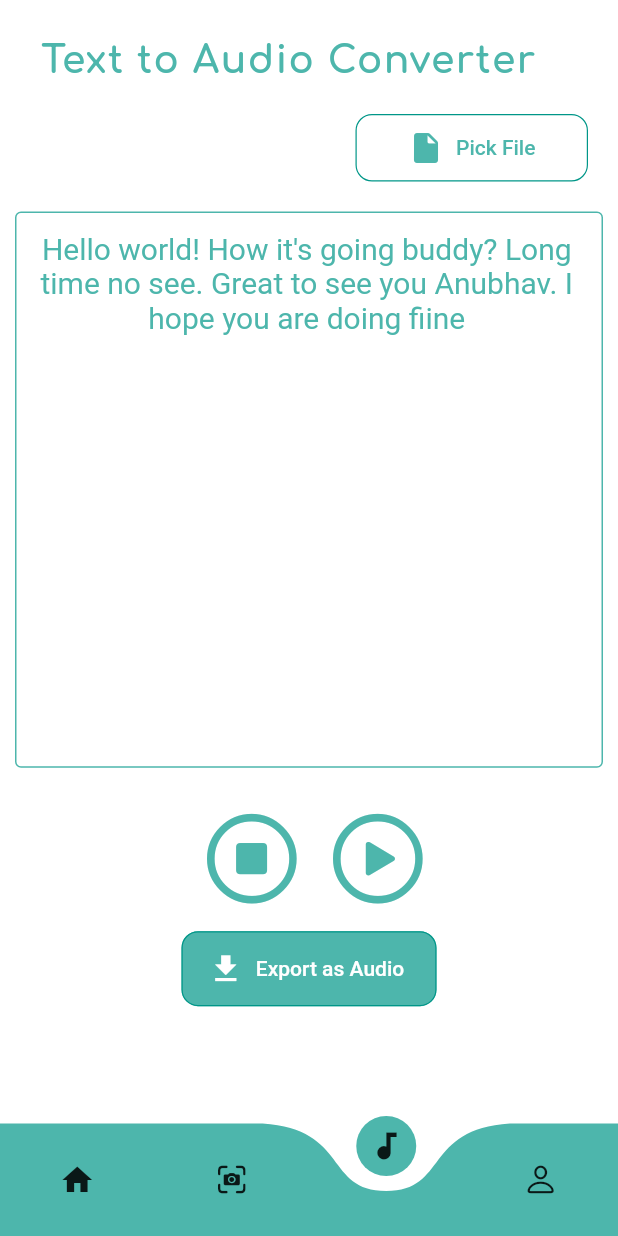
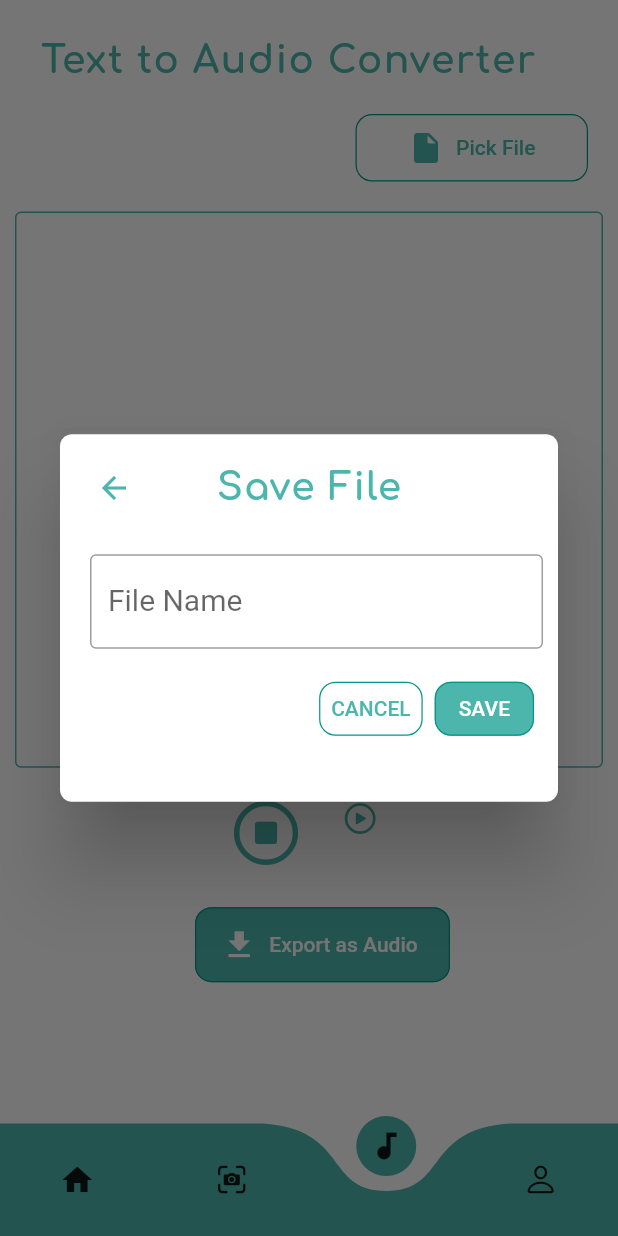
Before and after one commit to Anubhav-byte/AthenaFlutter, a Flutter app: the screen it shows after launch, item 3 of the bottom bar chosen, after a tap on "Export as Audio", on a phone screen of 412 x 824 dp. Run offline on Flutter 3.47's test engine with Material 2 defaults, Android fonts, the phone set to English and light mode, and no system bars; drawn by our look-alikes of curved_navigation_bar; our stand-ins replace file_picker, google_fonts, image_picker, open_file, sqflite, toast and 1 more; missing offline and left inert: google_ml_vision, splash_screen_view; accounts and stored records are empty.

Commit message:
Added Text to Audio Conversion Feature

```diff
--- a/lib/pages/textDisplay.dart
+++ b/lib/pages/textDisplay.dart
@@ -38,7 +38,7 @@ class _TextDisplayState extends State<TextDisplay> {
         IconButton(icon: Icon(Icons.save), onPressed: (){
           showDialog(context: context,
               builder: (context){
-                return DialogBox().dialogBox(context,data);
+                return DialogBox().dialogBox(context,data,0);
               }
           );
 
--- a/lib/pages/texttospeech.dart
+++ b/lib/pages/texttospeech.dart
@@ -2,6 +2,7 @@ import 'dart:io';
 
 import 'package:athena/business_logic/audioConverter.dart';
 import 'package:athena/file_handler/filePicker.dart';
+import 'package:athena/shared/fileSaveDialog.dart';
 import 'package:athena/size_config.dart';
 import 'package:flutter/cupertino.dart';
 import 'package:flutter/material.dart';
@@ -19,12 +20,11 @@ class _TextToSpeechState extends State<TextToSpeech> {
   Widget build(BuildContext context) {
     SizeConfig().init(context);
     fileTextController = TextEditingController();
-    fileTextController.text= "Hello world! How it's going buddy? Long time no see. Great to see you Anubhav. I hope you are doing fiine ";
+    //fileTextController.text= "Hello world! How it's going buddy? Long time no see. Great to see you Anubhav. I hope you are doing fiine ";
 
     return Container(
       color: Colors.transparent,
-      height: SizeConfig.screenHeight,
-      width: SizeConfig.screenWidth,
+      width: SizeConfig.blockSizeHorizontal*100,
       child: Scaffold(
         resizeToAvoidBottomInset: true,
         backgroundColor: Colors.white,
@@ -63,7 +63,7 @@ class _TextToSpeechState extends State<TextToSpeech> {
             _textField(),
             SizedBox(height: 10,),
             _mediaButtons(),
-            SizedBox(height: 25,),
+            SizedBox(height: 35,),
             _getAudioButton()
           ]
 
@@ -77,9 +77,8 @@ class _TextToSpeechState extends State<TextToSpeech> {
     if(file!=null){
       print(file.path);
       var data = await file.readAsString();
-      setState(() {
+      print('$data');
       fileTextController.text = data;
-      });
     }
     else{
       print('wrong');
@@ -128,7 +127,7 @@ class _TextToSpeechState extends State<TextToSpeech> {
       child: SingleChildScrollView(
 
         child: TextField(
-          textAlign: TextAlign.center,
+          textAlign: TextAlign.justify,
           controller: fileTextController,
           maxLines: 400,
           cursorColor: Colors.teal[300],
@@ -138,38 +137,49 @@ class _TextToSpeechState extends State<TextToSpeech> {
   }
 
   _mediaButtons() {
-    return ButtonBar(
-      alignment: MainAxisAlignment.center,
+    return Row(
+      mainAxisAlignment: MainAxisAlignment.center,
 
       children: [
-        Padding(
-          padding: const EdgeInsets.only(bottom: 10),
-          child: IconButton(icon: Icon(CupertinoIcons.stop_circle, color: Colors.teal[300],size: 70,), onPressed: (){}),
+        IconButton(
+            icon: Icon(CupertinoIcons.stop_circle, color: Colors.teal[300],size: 50,),
+            onPressed: (){
+              AudioConverter audioConverter = AudioConverter();
+              audioConverter.stop();
+            }
             ),
         SizedBox(width: 20,),
-        Padding(
-          padding: const EdgeInsets.only(bottom: 10,right:20),
-          child: IconButton(
+        IconButton(
             icon: Icon(CupertinoIcons.play_circle,
-                color: Colors.teal[300],size: 70,),
+              color: Colors.teal[300],
+            ),
             onPressed: (){
               AudioConverter audioConverter = AudioConverter();
               audioConverter.play(fileTextController.text);
             }),
-        ),
 
       ],
     );
   }
 
   _getAudioButton() {
-  return Align(
-    alignment: Alignment.center,
+  return Padding(
+    padding: const EdgeInsets.only(left: 18),
     child: SizedBox(
       height: 50,
       width: 170,
       child: ElevatedButton.icon(
-          onPressed: (){},
+          onPressed: (){
+
+            showDialog(context: context,
+                builder: (context){
+                  return DialogBox().dialogBox(context,fileTextController.text,2);
+                }
+            );
+
+
+
+          },
           icon: Icon(Icons.download_sharp),
           label: Text("Export as Audio")
       ),
```
Also changed, not shown: lib/business_logic/audioConverter.dart (+14 -12 lines), lib/file_handler/fileOperation.dart (+21 -0 lines), lib/pages/about.dart (+45 -4 lines), lib/pages/imagetotext.dart (+8 -4 lines), lib/shared/fileSaveDialog.dart (+10 -2 lines), pubspec.yaml (+4 -4 lines), assets/Ubuntu-Regular.ttf (added), pubspec.lock, 1 other file. Lines whose indentation alone changed are shown as unchanged.
